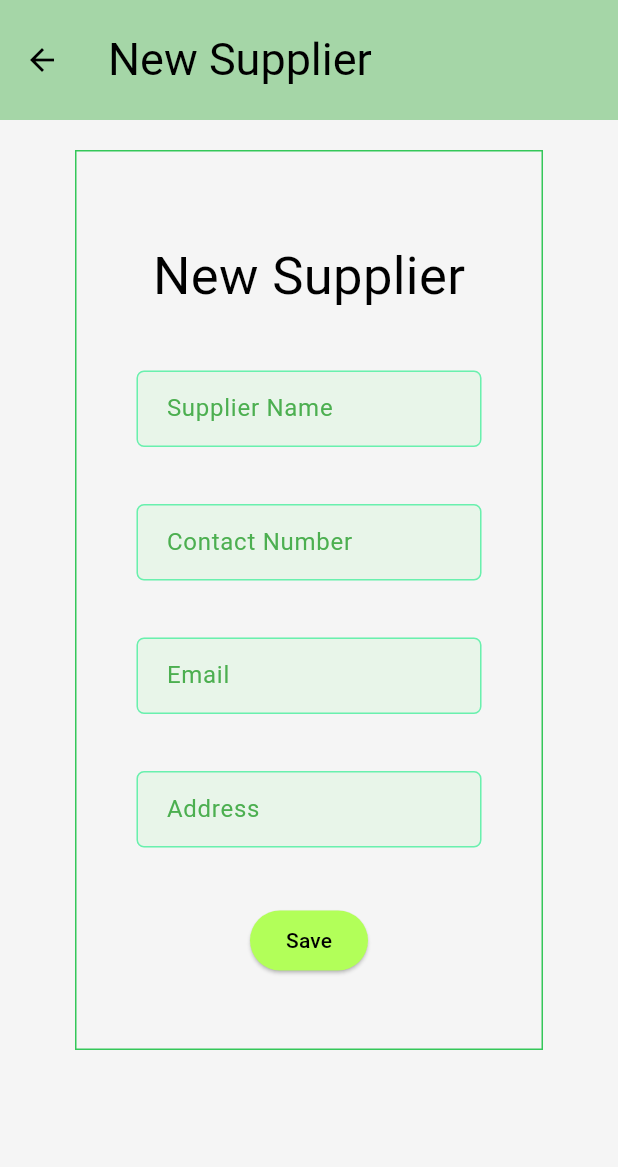
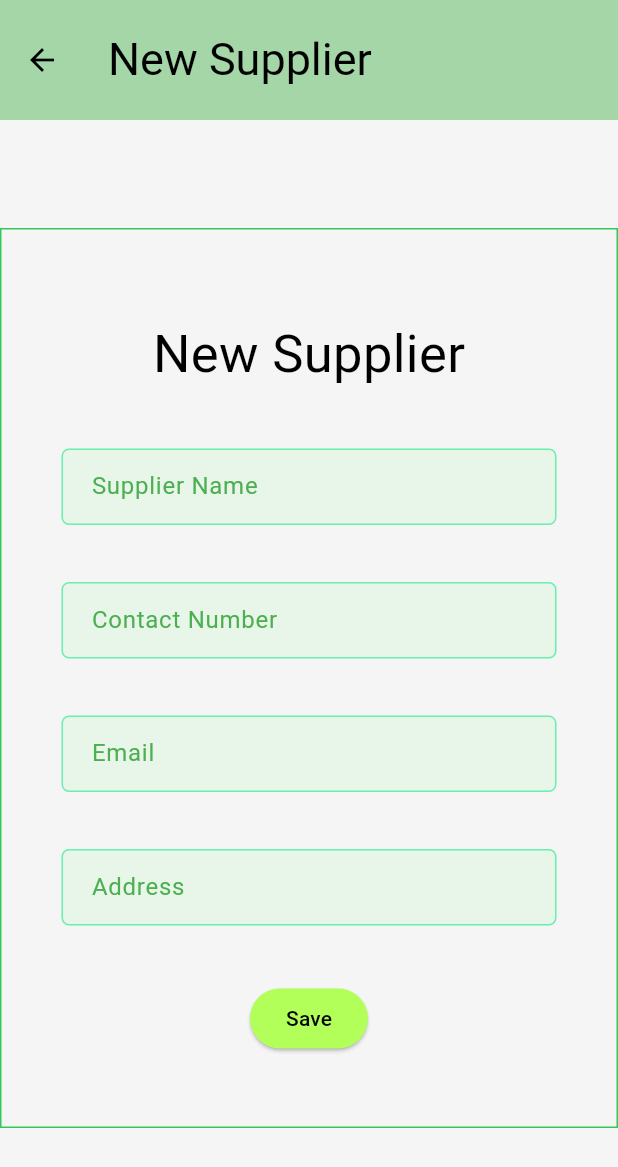
Before and after one commit to yousefi2002/Pharmacy-Management-System, a Flutter app: the SuppliersList screen opened directly, after a tap on "New Supplier", on a phone screen of 412 x 824 dp. Shown: the top 1167 px of the screen. Run offline on Flutter 3.47's test engine with Material 3 defaults, Android fonts, the phone set to English and light mode, and no system bars; our stand-ins replace device_info_plus, dropdown_button2, file_picker, fl_chart, shared_preferences, sqflite and 1 more; missing offline and left inert: searchbar_animation; accounts and stored records are empty; generated files the repository leaves out were written again.

Commit message:
supplier UI updated and search applied for supplier

```diff
--- a/lib/screens/suppliers/suppliers_list.dart
+++ b/lib/screens/suppliers/suppliers_list.dart
@@ -29,6 +29,7 @@ class _SuppliersListState extends State<SuppliersList> {
         title: Row(
           children: [
             Text(AppLocalizations.of(context)!.suppliers, style: const TextStyle(fontSize: 30),),
+            //
             const Expanded(child: SizedBox()),
             // Text Search Bar
             Expanded(
@@ -45,8 +46,9 @@ class _SuppliersListState extends State<SuppliersList> {
                   fillColor: Colors.white30, // Semi-transparent background
                   contentPadding: const EdgeInsets.symmetric(horizontal: 16.0),
                 ),
-                onChanged: (value){
-                  Provider.of<SupplierProvider>(context, listen: false).searchSuppliers(value);
+                onChanged: (value) {
+                  Provider.of<SupplierProvider>(context, listen: false)
+                      .searchSuppliers(value);
                 },
                 style: const TextStyle(color: Colors.white),
               ),
@@ -56,13 +58,14 @@ class _SuppliersListState extends State<SuppliersList> {
               style: ElevatedButton.styleFrom(
                 shape: RoundedRectangleBorder(
                   borderRadius: BorderRadius.circular(10), // Rounded corners
-                  )
+                ),
               ),
               onPressed: () {
                 Navigator.push(
                   context,
                   MaterialPageRoute(
-                      builder: (context) => SupplierRegister(Supplier.empty())),);
+                      builder: (context) => SupplierRegister(Supplier.empty())),
+                );
               },
               child: Padding(
                 padding: const EdgeInsets.symmetric(vertical: 15.0),
@@ -73,32 +76,42 @@ class _SuppliersListState extends State<SuppliersList> {
         ),
       ),
       body: Consumer<SupplierProvider>(
-        builder: ( context, value, child) {
+        builder: (context, value, child) {
           final data = value.suppliers;
           return Padding(
             padding: const EdgeInsets.all(8.0),
+            child: LayoutBuilder(
+              builder: (BuildContext context, BoxConstraints constraints) {
+                return SingleChildScrollView(
+                  scrollDirection: Axis.horizontal,
+                  child: SizedBox(
+                    width: constraints.maxWidth,
                     child: SingleChildScrollView(
-              child: SizedBox(
-                width: double.infinity,
                       child: PaginatedDataTable(
                         showCheckboxColumn: true,
                         showEmptyRows: true,
                         source: MyData(data, context),
                         columns: [
                           DataColumn(label: Text(AppLocalizations.of(context)!.id)),
-                    DataColumn(label: Text(AppLocalizations.of(context)!.supplier_name)),
-                    DataColumn(label: Text(AppLocalizations.of(context)!.contact_number)),
+                          DataColumn(
+                              label: Text(AppLocalizations.of(context)!.supplier_name)),
+                          DataColumn(
+                              label:
+                              Text(AppLocalizations.of(context)!.contact_number)),
                           DataColumn(label: Text(AppLocalizations.of(context)!.email)),
-                    DataColumn(label: Text(AppLocalizations.of(context)!.address)),
-                    DataColumn(label: Text(AppLocalizations.of(context)!.actions)),
-                    DataColumn(label: Text(AppLocalizations.of(context)!.created_at)),
-                    DataColumn(label: Text(AppLocalizations.of(context)!.updated_at)),
+                          DataColumn(
+                              label: Text(AppLocalizations.of(context)!.address)),
+                          DataColumn(
+                              label: Text(AppLocalizations.of(context)!.actions)),
                         ],
-                  columnSpacing: 130,
-                  horizontalMargin: 40,
+                        columnSpacing: 50,
+                        horizontalMargin: 20,
                         showFirstLastButtons: true,
                       ),
                     ),
+                  ),
+                );
+              },
             ),
           );
         },
@@ -114,13 +127,22 @@ class MyData extends DataTableSource {
   @override
   DataRow getRow(int index) {
     final supplier = value[index];
-    return DataRow(
-        cells: [
-          DataCell(Text(supplier.id.toString()),),
-          DataCell(Text(supplier.name),),
-          DataCell(Text(supplier.contactNumber),),
-          DataCell(Text(supplier.email),),
-          DataCell(Text(supplier.address),),
+    return DataRow(cells: [
+      DataCell(
+        Text('${index + 1}'),
+      ),
+      DataCell(
+        Text(supplier.name),
+      ),
+      DataCell(
+        Text(supplier.contactNumber),
+      ),
+      DataCell(
+        Text(supplier.email),
+      ),
+      DataCell(
+        Text(supplier.address),
+      ),
       DataCell(Row(
         children: [
           IconButton(
@@ -130,12 +152,12 @@ class MyData extends DataTableSource {
                 context: context,
                 builder: (BuildContext context) {
                   return AlertDialog(
-                        title: const Text('delete'),
-                        content: const Text("are_you_sure?"),
+                    title: Text(AppLocalizations.of(context)!.delete),
+                    content: Text(AppLocalizations.of(context)!.delete_item),
                     actions: [
                       TextButton(
                         onPressed: () => Navigator.of(context).pop(),
-                            child: const Text("cancel"),
+                        child: Text(AppLocalizations.of(context)!.cancel),
                       ),
                       TextButton(
                         onPressed: () {
@@ -143,7 +165,7 @@ class MyData extends DataTableSource {
                               .deleteSupplier(supplier.id ?? 0);
                           Navigator.of(context).pop();
                         },
-                            child: const Text('delete'),
+                        child: Text(AppLocalizations.of(context)!.accept),
                       ),
                     ],
                   );
@@ -157,18 +179,15 @@ class MyData extends DataTableSource {
               await Navigator.push(
                 context,
                 MaterialPageRoute(
-                      builder: (context) => SupplierRegister(supplier), // Passing the current patient object
+                  builder: (context) => SupplierRegister(
+                      supplier), // Passing the current patient object
                 ),
               );
             },
-              ), ],
+          ),
+        ],
       )),
-          DataCell(Text(formatLocalTime(supplier.createdAt ?? ""))),
-          DataCell(Text(formatLocalTime(supplier.updatedAt ?? ""))),
-
-        ],
-        color: WidgetStateProperty.all(Colors.grey.shade200)
-    );
+    ], color: WidgetStateProperty.all(Colors.grey.shade200));
   }
 
   @override
--- a/lib/screens/suppliers/suppliers_register.dart
+++ b/lib/screens/suppliers/suppliers_register.dart
@@ -59,10 +59,13 @@ class _SupplierRegisterState extends State<SupplierRegister> {
           style: const TextStyle(fontSize: 30),
         ),
       ),
-      body: SingleChildScrollView(
-        child: Center(
-          child: Padding(
-            padding: const EdgeInsets.fromLTRB(50, 20, 50, 20),
+      body: Center(
+        child: SingleChildScrollView(
+          child: ConstrainedBox(
+            constraints: const BoxConstraints(
+              maxWidth: 800,
+              minHeight: 600,
+            ),
             child: Container(
               decoration: BoxDecoration(
                   border: Border.all(color: CupertinoColors.activeGreen)),
@@ -83,7 +86,7 @@ class _SupplierRegisterState extends State<SupplierRegister> {
                       TextFormField(
                         validator: (value) {
                           if (value == null || value.isEmpty) {
-                            return 'Please enter the Customer\'s name';
+                            return 'Please enter the supplier name';
                           }
                           return null;
                         },
@@ -100,7 +103,7 @@ class _SupplierRegisterState extends State<SupplierRegister> {
                       TextFormField(
                         validator: (value) {
                           if (value == null || value.isEmpty) {
-                            return 'Please enter the Supplier\'s name';
+                            return 'Please enter the contact number';
                           }
                           return null;
                         },
@@ -115,12 +118,6 @@ class _SupplierRegisterState extends State<SupplierRegister> {
                         ),
                       ),
                       TextFormField(
-                        validator: (value) {
-                          if (value == null || value.isEmpty) {
-                            return 'Please enter the Customer\'s name';
-                          }
-                          return null;
-                        },
                         controller: _emailController,
                         onFieldSubmitted: (value) {
                           FocusScope.of(context).requestFocus(focs3);
@@ -134,7 +131,7 @@ class _SupplierRegisterState extends State<SupplierRegister> {
                       TextFormField(
                         validator: (value) {
                           if (value == null || value.isEmpty) {
-                            return 'Please enter the Customer\'s name';
+                            return 'Please enter the  address';
                           }
                           return null;
                         },
```
Lines whose indentation alone changed are shown as unchanged.
